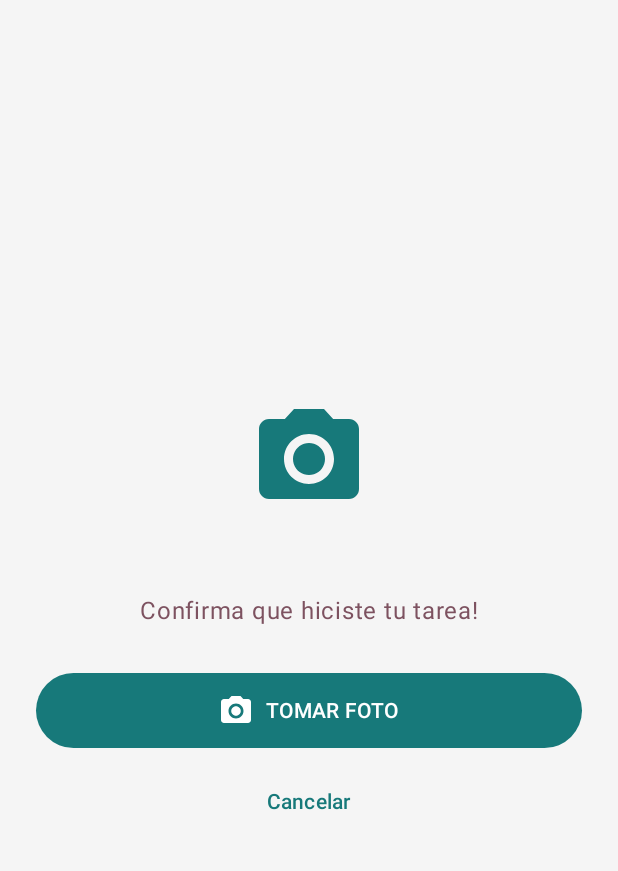
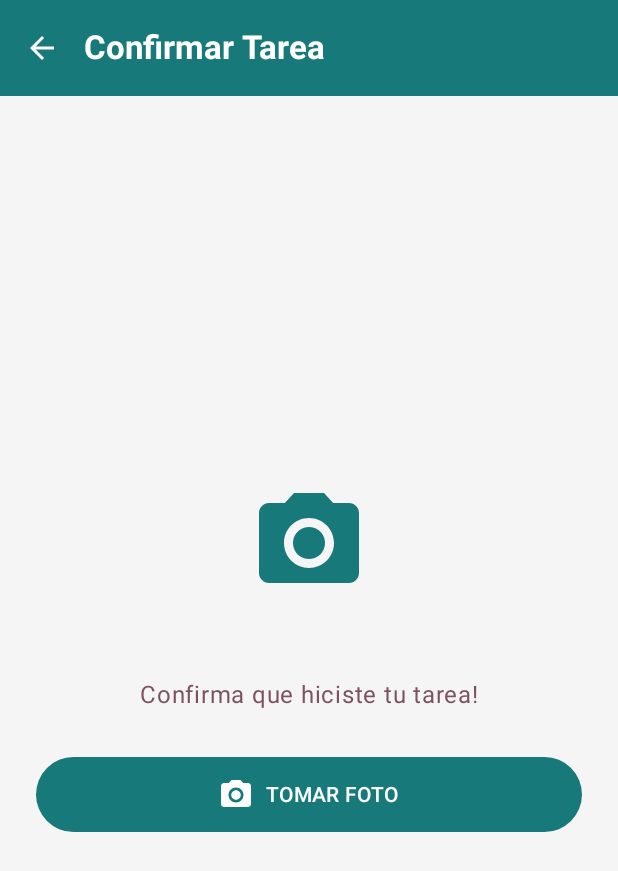
Before and after one commit to mescobarg1120/manglarapp, an Android app built with Jetpack Compose: the composable CameraConfirmacionScreen called with empty values, on a phone screen of 412 x 824 dp. Shown: the top 871 px of the screen. Run offline under Robolectric (Android 15) with nearby library versions, the phone set to English and light mode, and no system bars.

Commit message:
pantalla sobre tareas y cerrar sesion

```diff
--- a/app/src/main/java/com/example/manglarapp/ui/screens/CameraConfirmacionScreen.kt
+++ b/app/src/main/java/com/example/manglarapp/ui/screens/CameraConfirmacionScreen.kt
@@ -8,7 +8,7 @@ import androidx.activity.result.contract.ActivityResultContracts
 import androidx.compose.foundation.Image
 import androidx.compose.foundation.layout.*
 import androidx.compose.material.icons.Icons
-import androidx.compose.material.icons.filled.CameraAlt
+import androidx.compose.material.icons.filled.*
 import androidx.compose.material3.*
 import androidx.compose.runtime.*
 import androidx.compose.ui.Alignment
@@ -20,6 +20,7 @@ import coil.compose.rememberAsyncImagePainter
 import com.example.manglarapp.domain.model.DiaSemana
 import com.example.manglarapp.utils.CameraHelper
 
+@OptIn(ExperimentalMaterial3Api::class)
 @Composable
 fun CameraConfirmacionScreen(
     tareaId: String,
@@ -34,7 +35,6 @@ fun CameraConfirmacionScreen(
     var permissionDenied by remember { mutableStateOf(false) }
     var shouldLaunchCamera by remember { mutableStateOf(false) }
 
-    // Verificar si ya tiene permiso
     val hasCameraPermission = remember {
         ContextCompat.checkSelfPermission(
             context,
@@ -42,8 +42,6 @@ fun CameraConfirmacionScreen(
         ) == PackageManager.PERMISSION_GRANTED
     }
 
-    // ⭐ IMPORTANTE: Definir launchers PRIMERO
-    // Launcher para capturar foto
     val cameraLauncher = rememberLauncherForActivityResult(
         contract = ActivityResultContracts.TakePicture()
     ) { success ->
@@ -53,19 +51,16 @@ fun CameraConfirmacionScreen(
         shouldLaunchCamera = false
     }
 
-    // Launcher para solicitar permiso
     val permissionLauncher = rememberLauncherForActivityResult(
         contract = ActivityResultContracts.RequestPermission()
     ) { isGranted ->
         if (isGranted) {
-            // Permiso concedido, preparar para abrir cámara
             shouldLaunchCamera = true
         } else {
             permissionDenied = true
         }
     }
 
-    // Effect para lanzar cámara cuando se conceda el permiso
     LaunchedEffect(shouldLaunchCamera) {
         if (shouldLaunchCamera) {
             val uri = CameraHelper.createImageUri(context)
@@ -74,14 +69,35 @@ fun CameraConfirmacionScreen(
         }
     }
 
+    Scaffold(
+        topBar = {
+            TopAppBar(
+                title = { Text("Confirmar Tarea") },
+                navigationIcon = {
+                    IconButton(onClick = onCancelar) {
+                        Icon(
+                            Icons.Default.ArrowBack,
+                            "Cancelar",
+                            tint = MaterialTheme.colorScheme.onPrimary
+                        )
+                    }
+                },
+                colors = TopAppBarDefaults.topAppBarColors(
+                    containerColor = MaterialTheme.colorScheme.primary,
+                    titleContentColor = MaterialTheme.colorScheme.onPrimary,
+                    navigationIconContentColor = MaterialTheme.colorScheme.onPrimary
+                )
+            )
+        }
+    ) { padding ->
         Column(
             modifier = Modifier
                 .fillMaxSize()
+                .padding(padding)
                 .padding(24.dp),
             horizontalAlignment = Alignment.CenterHorizontally,
             verticalArrangement = Arrangement.Center
         ) {
-        // Ícono de cámara
             Icon(
                 imageVector = Icons.Default.CameraAlt,
                 contentDescription = null,
@@ -91,7 +107,6 @@ fun CameraConfirmacionScreen(
 
             Spacer(modifier = Modifier.height(16.dp))
 
-        // Nombre de la tarea
             Text(
                 text = tareaNombre.uppercase(),
                 style = MaterialTheme.typography.headlineSmall,
@@ -108,7 +123,6 @@ fun CameraConfirmacionScreen(
 
             Spacer(modifier = Modifier.height(32.dp))
 
-        // Mostrar imagen capturada
             imageUri?.let { uri ->
                 Card(
                     modifier = Modifier
@@ -126,18 +140,15 @@ fun CameraConfirmacionScreen(
                 Spacer(modifier = Modifier.height(16.dp))
             }
 
-        // Botón para tomar/retomar foto
             Button(
                 onClick = {
                     when {
                         hasCameraPermission -> {
-                        // Ya tiene permiso, abrir cámara directamente
                             val uri = CameraHelper.createImageUri(context)
                             tempImageUri = uri
                             cameraLauncher.launch(uri)
                         }
                         else -> {
-                        // Solicitar permiso
                             permissionLauncher.launch(Manifest.permission.CAMERA)
                         }
                     }
@@ -156,7 +167,6 @@ fun CameraConfirmacionScreen(
 
             Spacer(modifier = Modifier.height(12.dp))
 
-        // Botón confirmar (solo si hay foto)
             if (imageUri != null) {
                 Button(
                     onClick = {
@@ -171,16 +181,8 @@ fun CameraConfirmacionScreen(
                 ) {
                     Text("CONFIRMAR TAREA")
                 }
-
-            Spacer(modifier = Modifier.height(12.dp))
             }
 
-        // Botón cancelar
-        TextButton(onClick = onCancelar) {
-            Text("Cancelar")
-        }
-
-        // Mensaje si no hay permiso
             if (permissionDenied) {
                 Spacer(modifier = Modifier.height(16.dp))
                 Card(
@@ -199,3 +201,4 @@ fun CameraConfirmacionScreen(
             }
         }
     }
+}
```
Also changed, not shown: app/src/main/java/com/example/manglarapp/ui/navigation/AppNavigation.kt (+11 -4 lines), app/src/main/java/com/example/manglarapp/ui/screens/LogginScreen.kt (+0 -10 lines), app/src/main/java/com/example/manglarapp/ui/screens/RevisionTareasScreen.kt (+7 -6 lines), app/src/main/java/com/example/manglarapp/ui/screens/TareasScreen.kt (+129 -10 lines). Lines whose indentation alone changed are shown as unchanged.
